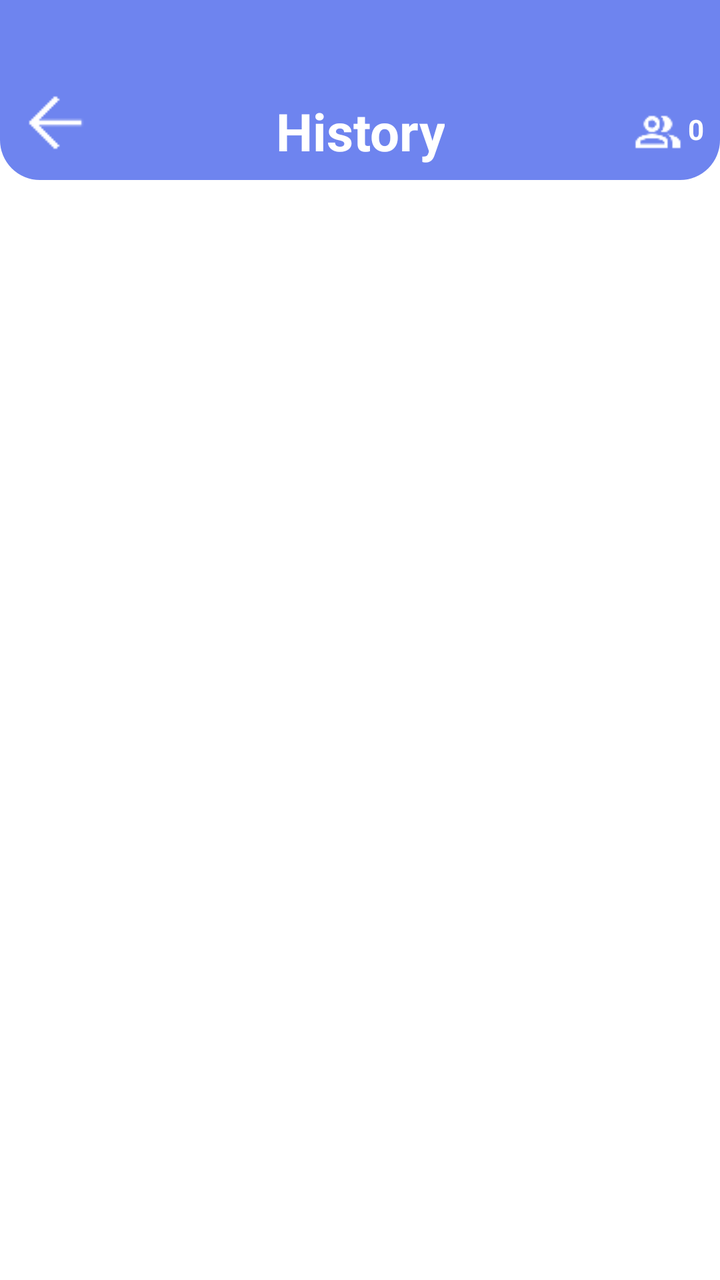
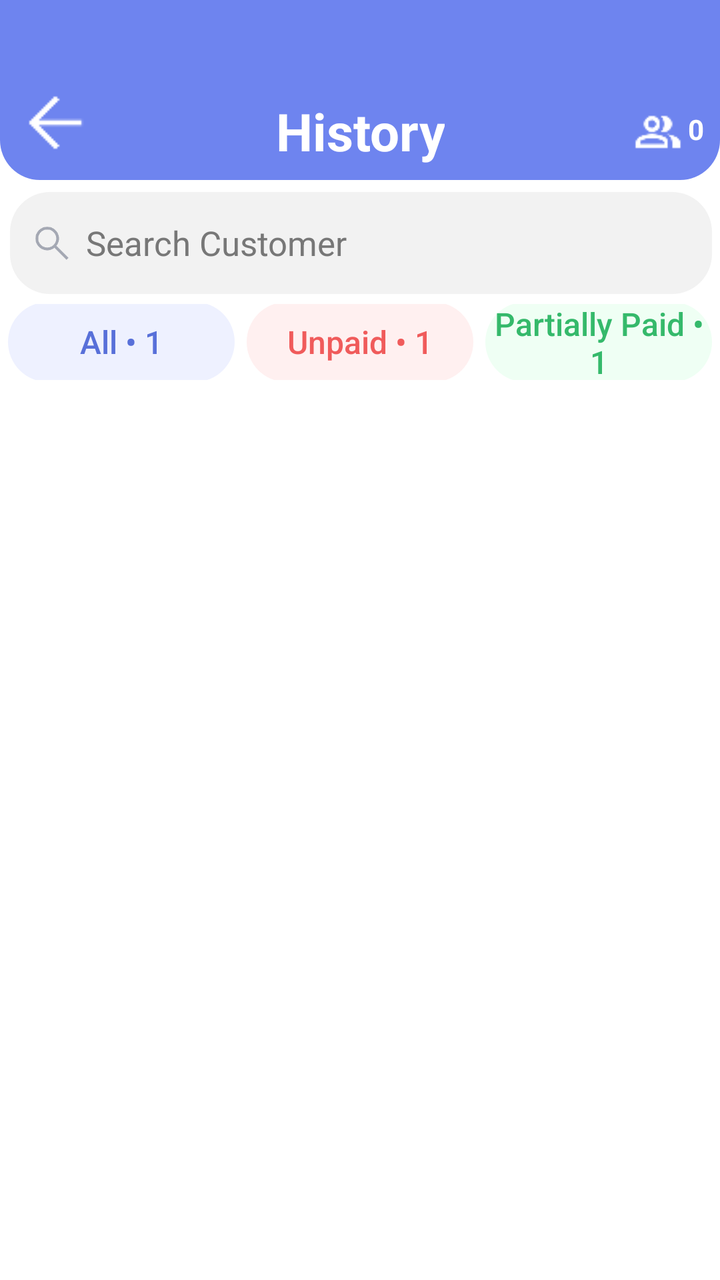

Screens rendered from an Android XML layout before and after an edit, with the pre-edit source and the edit as a unified diff.
<!-- AndroidManifest.xml: application theme Theme.Estor -->
<!-- res/layout/history_main.xml -->
<?xml version="1.0" encoding="utf-8"?>
<androidx.constraintlayout.widget.ConstraintLayout
    xmlns:android="http://schemas.android.com/apk/res/android"
    xmlns:app="http://schemas.android.com/apk/res-auto"
    xmlns:tools="http://schemas.android.com/tools"
    android:layout_width="match_parent"
    android:layout_height="match_parent"
    android:background="#D3D3D3">

    
    <androidx.constraintlayout.widget.ConstraintLayout
        android:id="@+id/mainContainer"
        android:layout_width="0dp"
        android:layout_height="0dp"
        android:background="#FFFFFF"
        app:layout_constraintTop_toTopOf="parent"
        app:layout_constraintBottom_toBottomOf="parent"
        app:layout_constraintStart_toStartOf="parent"
        app:layout_constraintEnd_toEndOf="parent">

        
        <androidx.constraintlayout.widget.ConstraintLayout
            android:id="@+id/header"
            android:layout_width="0dp"
            android:layout_height="90dp"
            android:background="@drawable/bg_header"
            app:layout_constraintTop_toTopOf="parent"
            app:layout_constraintStart_toStartOf="parent"
            app:layout_constraintEnd_toEndOf="parent">

            
            <ImageButton
                android:id="@+id/btnBack"
                android:layout_width="45dp"
                android:layout_height="45dp"
                android:layout_marginStart="5dp"
                android:layout_marginTop="32dp"
                android:background="@android:color/transparent"
                android:contentDescription="Back"
                android:padding="10dp"
                android:src="@drawable/ic_arrow_back"
                app:layout_constraintBottom_toBottomOf="parent"
                app:layout_constraintStart_toStartOf="parent"
                app:layout_constraintTop_toTopOf="parent" />

            
            <TextView
                android:id="@+id/txtTitle"
                android:layout_width="wrap_content"
                android:layout_height="wrap_content"
                android:text="History"
                android:textColor="#FFFFFF"
                android:textSize="26sp"
                android:textStyle="bold"
                android:gravity="center"
                app:layout_constraintStart_toStartOf="parent"
                app:layout_constraintEnd_toEndOf="parent"
                app:layout_constraintTop_toTopOf="parent"
                app:layout_constraintBottom_toBottomOf="parent"
                app:layout_constraintVertical_bias="0.872" />

            
            <ImageView
                android:id="@+id/imgCustomers"
                android:layout_width="24dp"
                android:layout_height="24dp"
                android:layout_marginEnd="3dp"
                android:contentDescription="Customers"
                android:src="@drawable/ic_people"
                app:layout_constraintBottom_toBottomOf="parent"
                app:layout_constraintEnd_toStartOf="@id/txtCustomerCount"
                app:layout_constraintTop_toTopOf="parent"
                app:layout_constraintVertical_bias="0.818" />

            
            <TextView
                android:id="@+id/txtCustomerCount"
                android:layout_width="wrap_content"
                android:layout_height="wrap_content"
                android:layout_marginEnd="8dp"
                android:text="0"
                android:textColor="#FFFFFF"
                android:textSize="14sp"
                android:textStyle="bold"
                app:layout_constraintBottom_toBottomOf="parent"
                app:layout_constraintEnd_toEndOf="parent"
                app:layout_constraintTop_toTopOf="parent"
                app:layout_constraintVertical_bias="0.774" />

        </androidx.constraintlayout.widget.ConstraintLayout>


        
        <ListView
            android:id="@+id/listCustomers"
            android:layout_width="0dp"
            android:layout_height="0dp"
            android:layout_marginStart="9dp"
            android:layout_marginEnd="9dp"
            android:background="@android:color/transparent"
            android:clipToPadding="false"
            android:divider="@android:color/transparent"
            android:dividerHeight="0dp"
            android:paddingTop="8dp"
            android:paddingBottom="8dp"
            android:scrollbars="vertical"
            android:overScrollMode="ifContentScrolls"
            app:layout_constraintTop_toBottomOf="@id/header"
            app:layout_constraintBottom_toBottomOf="parent"
            app:layout_constraintStart_toStartOf="parent"
            app:layout_constraintEnd_toEndOf="parent" />

    </androidx.constraintlayout.widget.ConstraintLayout>

</androidx.constraintlayout.widget.ConstraintLayout>
<!-- resources referenced by this layout -->
<resources>
  <!-- drawable bg_header (drawable) -->
  <?xml version="1.0" encoding="utf-8"?>
  <shape xmlns:android="http://schemas.android.com/apk/res/android"
      android:shape="rectangle">
  
      
      <solid android:color="#6E84EF" />
  
      
      <corners
          android:bottomLeftRadius="20dp"
          android:bottomRightRadius="20dp" />
  
  </shape>
  <!-- drawable ic_arrow_back: png bitmap (drawable, 362 bytes) -->
  <!-- drawable ic_people: png bitmap (drawable, 679 bytes) -->
  <style name="Theme.Estor" parent="Base.Theme.Estor" />
  <style name="Base.Theme.Estor" parent="Theme.Material3.DayNight.NoActionBar">
          
          
      </style>
</resources>

<!-- the commit's change to res/layout/history_main.xml (unified diff, before → after) -->
@@ -3,109 +3,330 @@
     xmlns:android="http://schemas.android.com/apk/res/android"
     xmlns:app="http://schemas.android.com/apk/res-auto"
     xmlns:tools="http://schemas.android.com/tools"
+
     android:layout_width="match_parent"
     android:layout_height="match_parent"
     android:background="#D3D3D3">
 
     
+    
+    
+
     <androidx.constraintlayout.widget.ConstraintLayout
         android:id="@+id/mainContainer"
         android:layout_width="0dp"
         android:layout_height="0dp"
         android:background="#FFFFFF"
+
         app:layout_constraintTop_toTopOf="parent"
         app:layout_constraintBottom_toBottomOf="parent"
         app:layout_constraintStart_toStartOf="parent"
         app:layout_constraintEnd_toEndOf="parent">
 
-        
+
+        
+        
+        
+
         <androidx.constraintlayout.widget.ConstraintLayout
             android:id="@+id/header"
             android:layout_width="0dp"
             android:layout_height="90dp"
             android:background="@drawable/bg_header"
+
             app:layout_constraintTop_toTopOf="parent"
             app:layout_constraintStart_toStartOf="parent"
             app:layout_constraintEnd_toEndOf="parent">
 
-            
+
+            
+
             <ImageButton
                 android:id="@+id/btnBack"
                 android:layout_width="45dp"
                 android:layout_height="45dp"
                 android:layout_marginStart="5dp"
                 android:layout_marginTop="32dp"
+
                 android:background="@android:color/transparent"
                 android:contentDescription="Back"
                 android:padding="10dp"
                 android:src="@drawable/ic_arrow_back"
+
                 app:layout_constraintBottom_toBottomOf="parent"
                 app:layout_constraintStart_toStartOf="parent"
                 app:layout_constraintTop_toTopOf="parent" />
 
-            
+
+            
+
             <TextView
                 android:id="@+id/txtTitle"
                 android:layout_width="wrap_content"
                 android:layout_height="wrap_content"
+
                 android:text="History"
                 android:textColor="#FFFFFF"
                 android:textSize="26sp"
                 android:textStyle="bold"
                 android:gravity="center"
+
                 app:layout_constraintStart_toStartOf="parent"
                 app:layout_constraintEnd_toEndOf="parent"
                 app:layout_constraintTop_toTopOf="parent"
                 app:layout_constraintBottom_toBottomOf="parent"
+
                 app:layout_constraintVertical_bias="0.872" />
 
-            
+
+            
+
             <ImageView
                 android:id="@+id/imgCustomers"
                 android:layout_width="24dp"
                 android:layout_height="24dp"
+
                 android:layout_marginEnd="3dp"
+
                 android:contentDescription="Customers"
                 android:src="@drawable/ic_people"
+
                 app:layout_constraintBottom_toBottomOf="parent"
                 app:layout_constraintEnd_toStartOf="@id/txtCustomerCount"
                 app:layout_constraintTop_toTopOf="parent"
+
                 app:layout_constraintVertical_bias="0.818" />
 
-            
+
+            
+
             <TextView
                 android:id="@+id/txtCustomerCount"
                 android:layout_width="wrap_content"
                 android:layout_height="wrap_content"
+
                 android:layout_marginEnd="8dp"
+
                 android:text="0"
                 android:textColor="#FFFFFF"
                 android:textSize="14sp"
                 android:textStyle="bold"
+
                 app:layout_constraintBottom_toBottomOf="parent"
                 app:layout_constraintEnd_toEndOf="parent"
                 app:layout_constraintTop_toTopOf="parent"
+
                 app:layout_constraintVertical_bias="0.774" />
 
         </androidx.constraintlayout.widget.ConstraintLayout>
 
 
         
+        
+        
+
+        <androidx.constraintlayout.widget.ConstraintLayout
+            android:id="@+id/searchContainer"
+            android:layout_width="0dp"
+            android:layout_height="51dp"
+            android:layout_marginStart="5dp"
+            android:layout_marginEnd="4dp"
+            android:layout_marginTop="6dp"
+            android:background="@drawable/bg_search_history"
+            app:layout_constraintTop_toBottomOf="@id/header"
+            app:layout_constraintStart_toStartOf="parent"
+            app:layout_constraintEnd_toEndOf="parent">
+            
+
+            <ImageView
+                android:id="@+id/imgSearch"
+                android:layout_width="22dp"
+                android:layout_height="22dp"
+
+                android:layout_marginStart="10dp"
+
+                android:contentDescription="Search"
+                android:src="@drawable/ic_search"
+
+                app:layout_constraintStart_toStartOf="parent"
+                app:layout_constraintTop_toTopOf="parent"
+                app:layout_constraintBottom_toBottomOf="parent" />
+
+
+            
+
+            <EditText
+                android:id="@+id/edtSearchCustomer"
+                android:layout_width="0dp"
+                android:layout_height="0dp"
+
+                android:layout_marginStart="6dp"
+                android:layout_marginEnd="10dp"
+
+                android:background="@android:color/transparent"
+
+                android:hint="Search Customer"
+                android:textColor="#333333"
+                android:textColorHint="#777777"
+                android:textSize="17sp"
+                android:singleLine="true"
+                android:padding="0dp"
+
+                android:inputType="text"
+
+                app:layout_constraintStart_toEndOf="@id/imgSearch"
+                app:layout_constraintEnd_toEndOf="parent"
+                app:layout_constraintTop_toTopOf="parent"
+                app:layout_constraintBottom_toBottomOf="parent" />
+
+        </androidx.constraintlayout.widget.ConstraintLayout>
+
+
+        
+        
+        
+
+        <LinearLayout
+            android:id="@+id/filterContainer"
+            android:layout_width="0dp"
+            android:layout_height="38dp"
+
+            android:layout_marginStart="4dp"
+            android:layout_marginEnd="4dp"
+            android:layout_marginTop="5dp"
+
+            android:orientation="horizontal"
+            android:gravity="center_vertical"
+
+            android:weightSum="3"
+
+            app:layout_constraintTop_toBottomOf="@id/searchContainer"
+            app:layout_constraintStart_toStartOf="parent"
+            app:layout_constraintEnd_toEndOf="parent">
+
+
+            
+            
+            
+
+            <androidx.appcompat.widget.AppCompatButton
+                android:id="@+id/btnAll"
+                android:layout_width="0dp"
+                android:layout_height="40dp"
+                android:layout_weight="1"
+                android:layout_marginEnd="3dp"
+                android:minWidth="0dp"
+                android:minHeight="0dp"
+                android:paddingStart="2dp"
+                android:paddingEnd="2dp"
+                android:paddingTop="0dp"
+                android:paddingBottom="0dp"
+                android:gravity="center"
+                android:text="All • 1"
+                android:textColor="#5870D9"
+                android:textSize="16sp"
+                android:textAllCaps="false"
+                android:background="@drawable/bg_filter_all"
+                android:stateListAnimator="@null" />
+
+
+            
+            
+            
+
+            <androidx.appcompat.widget.AppCompatButton
+                android:id="@+id/btnUnpaid"
+
+                android:layout_width="0dp"
+                android:layout_height="40dp"
+                android:layout_weight="1"
+
+                android:layout_marginStart="3dp"
+                android:layout_marginEnd="3dp"
+
+                android:minWidth="0dp"
+                android:minHeight="0dp"
+
+                android:paddingStart="2dp"
+                android:paddingEnd="2dp"
+                android:paddingTop="0dp"
+                android:paddingBottom="0dp"
+
+                android:gravity="center"
+
+                android:text="Unpaid • 1"
+                android:textColor="#F05B5B"
+                android:textSize="16sp"
+                android:textAllCaps="false"
+
+                android:background="@drawable/bg_filter_unpaid"
+
+                android:stateListAnimator="@null" />
+
+
+            
+            
+            
+
+            <androidx.appcompat.widget.AppCompatButton
+                android:id="@+id/btnPartiallyPaid"
+
+                android:layout_width="0dp"
+                android:layout_height="40dp"
+                android:layout_weight="1"
+
+                android:layout_marginStart="3dp"
+
+                android:minWidth="0dp"
+                android:minHeight="0dp"
+
+                android:paddingStart="2dp"
+                android:paddingEnd="2dp"
+                android:paddingTop="0dp"
+                android:paddingBottom="0dp"
+
+                android:gravity="center"
+
+                android:text="Partially Paid • 1"
+                android:textColor="#35B96B"
+                android:textSize="16sp"
+                android:textAllCaps="false"
+
+                android:background="@drawable/bg_filter_partial"
+
+                android:stateListAnimator="@null" />
+
+        </LinearLayout>
+
+
+        
+        
+        
+
         <ListView
             android:id="@+id/listCustomers"
+
             android:layout_width="0dp"
             android:layout_height="0dp"
+
             android:layout_marginStart="9dp"
             android:layout_marginEnd="9dp"
+            android:layout_marginTop="3dp"
+
             android:background="@android:color/transparent"
+
             android:clipToPadding="false"
+
             android:divider="@android:color/transparent"
             android:dividerHeight="0dp"
-            android:paddingTop="8dp"
+
+            android:paddingTop="2dp"
             android:paddingBottom="8dp"
+
             android:scrollbars="vertical"
             android:overScrollMode="ifContentScrolls"
-            app:layout_constraintTop_toBottomOf="@id/header"
+
+            app:layout_constraintTop_toBottomOf="@id/filterContainer"
             app:layout_constraintBottom_toBottomOf="parent"
             app:layout_constraintStart_toStartOf="parent"
             app:layout_constraintEnd_toEndOf="parent" />
<!-- resource entries referenced after the edit -->
@@ -1,5 +1,32 @@
 <!-- resources referenced by this layout -->
 <resources>
+  <!-- drawable bg_filter_all (drawable) -->
+  <?xml version="1.0" encoding="utf-8"?>
+  <shape xmlns:android="http://schemas.android.com/apk/res/android">
+  
+      <solid android:color="#EEF1FF" />
+  
+      <corners android:radius="20dp" />
+  
+  </shape>
+  <!-- drawable bg_filter_partial (drawable) -->
+  <?xml version="1.0" encoding="utf-8"?>
+  <shape xmlns:android="http://schemas.android.com/apk/res/android">
+  
+      <solid android:color="#EFFFF4" />
+  
+      <corners android:radius="20dp" />
+  
+  </shape>
+  <!-- drawable bg_filter_unpaid (drawable) -->
+  <?xml version="1.0" encoding="utf-8"?>
+  <shape xmlns:android="http://schemas.android.com/apk/res/android">
+  
+      <solid android:color="#FFF0F0" />
+  
+      <corners android:radius="20dp" />
+  
+  </shape>
   <!-- drawable bg_header (drawable) -->
   <?xml version="1.0" encoding="utf-8"?>
   <shape xmlns:android="http://schemas.android.com/apk/res/android"
@@ -14,8 +41,18 @@
           android:bottomRightRadius="20dp" />
   
   </shape>
+  <!-- drawable bg_search_history (drawable) -->
+  <?xml version="1.0" encoding="utf-8"?>
+  <shape xmlns:android="http://schemas.android.com/apk/res/android">
+  
+      <solid android:color="#F2F2F2" />
+  
+      <corners android:radius="20dp" />
+  
+  </shape>
   <!-- drawable ic_arrow_back: png bitmap (drawable, 362 bytes) -->
   <!-- drawable ic_people: png bitmap (drawable, 679 bytes) -->
+  <!-- drawable ic_search: png bitmap (drawable, 2598 bytes) -->
   <style name="Theme.Estor" parent="Base.Theme.Estor" />
   <style name="Base.Theme.Estor" parent="Theme.Material3.DayNight.NoActionBar">
           
